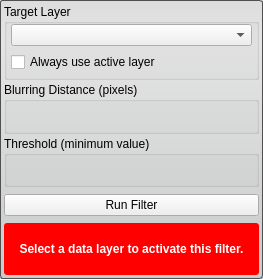
This is src/Interface/ToolInterface/CannyEdgeDetectionFilterInterface.ui in rblake/seg3d2 as Qt 5 draws it before an edit. The edited form follows.
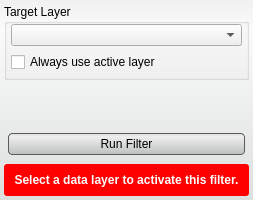
This is the edited form. Custom widgets are drawn as their Qt base class.

Diff of the .ui file:
```diff
--- a/src/Interface/ToolInterface/CannyEdgeDetectionFilterInterface.ui
+++ b/src/Interface/ToolInterface/CannyEdgeDetectionFilterInterface.ui
@@ -6,8 +6,8 @@
    <rect>
     <x>0</x>
     <y>0</y>
-    <width>263</width>
-    <height>279</height>
+    <width>253</width>
+    <height>200</height>
    </rect>
   </property>
   <property name="sizePolicy">
@@ -16,12 +16,6 @@
     <verstretch>0</verstretch>
    </sizepolicy>
   </property>
-  <property name="minimumSize">
-   <size>
-    <width>213</width>
-    <height>279</height>
-   </size>
-  </property>
   <property name="baseSize">
    <size>
     <width>650</width>
@@ -34,13 +28,34 @@
   <property name="styleSheet">
    <string notr="true">QWidget#CannyEdgeDetectionFilterInterface{
 	border-radius: 3px;
-	border: 1px solid rgb(80, 80, 80);
-	background-color: qlineargradient(spread:pad, x1:0.5, y1:0, x2:0.5, y2:0.960227, stop:0 rgba(221, 221, 221, 255), stop:0.155779 rgba(228, 228, 228, 255), stop:1 rgba(202, 204, 204, 255));      
+	background-color: qlineargradient(spread:pad, x1:0.5, y1:0, x2:0.5, y2:0.960227, stop:0 rgba(241, 241, 241, 255), stop:0.155779 rgba(250, 250, 250, 255), stop:1 rgba(222, 224, 224, 255));      
+}
+
+
+QPushButton{
+	background-color: qlineargradient(spread:pad, x1:0.5, y1:0, x2:0.5, y2:0.960227, stop:0 rgba(221, 221, 221, 255), stop:0.155779 rgba(238, 238, 238, 255), stop:1 rgba(192, 194, 194, 255));
+	border-radius: 4px;
+	border: 1px solid rgb(90, 90, 90);
+	margin:4px;
+}
+
+QPushButton:hover{
+	background-color: qlineargradient(spread:pad, x1:0.5, y1:0, x2:0.5, y2:1, stop:0 rgba(195, 195, 195, 255), stop:0.253769 rgba(206, 206, 206, 255), stop:1 rgba(185, 185, 185, 255));
+	border-radius: 4px;
+	border: 1px solid rgb(90, 90, 90);
+	margin:4px;
+}
+
+QPushButton:pressed{
+	background-color: qlineargradient(spread:pad, x1:0.5, y1:0, x2:0.5, y2:1, stop:0 rgba(150, 150, 150, 255), stop:0.753769 rgba(206, 206, 206, 255), stop:1 rgba(185, 185, 185, 255));
+	border-radius: 4px;
+	border: 1px solid rgb(90, 90, 90);
+	margin:4px;
 }</string>
   </property>
   <layout class="QVBoxLayout" name="verticalLayout">
    <property name="spacing">
-    <number>2</number>
+    <number>4</number>
    </property>
    <property name="margin">
     <number>4</number>
@@ -117,58 +132,10 @@
     </widget>
    </item>
    <item>
-    <widget class="QGroupBox" name="groupBox">
-     <property name="title">
-      <string>Blurring Distance (pixels)</string>
-     </property>
-     <layout class="QHBoxLayout" name="horizontalLayout_2">
-      <property name="spacing">
-       <number>0</number>
-      </property>
-      <property name="leftMargin">
-       <number>4</number>
-      </property>
-      <property name="topMargin">
-       <number>2</number>
-      </property>
-      <property name="rightMargin">
-       <number>4</number>
-      </property>
-      <property name="bottomMargin">
-       <number>4</number>
-      </property>
-      <item>
-       <widget class="QtUtils::QtSliderDoubleCombo" name="blurring_distance_" native="true"/>
-      </item>
-     </layout>
-    </widget>
+    <widget class="QtUtils::QtSliderDoubleCombo" name="blurring_distance_" native="true"/>
    </item>
    <item>
-    <widget class="QGroupBox" name="groupBox_2">
-     <property name="title">
-      <string>Threshold (minimum value)</string>
-     </property>
-     <layout class="QHBoxLayout" name="horizontalLayout_3">
-      <property name="spacing">
-       <number>0</number>
-      </property>
-      <property name="leftMargin">
-       <number>4</number>
-      </property>
-      <property name="topMargin">
-       <number>2</number>
-      </property>
-      <property name="rightMargin">
-       <number>4</number>
-      </property>
-      <property name="bottomMargin">
-       <number>4</number>
-      </property>
-      <item>
-       <widget class="QtUtils::QtSliderDoubleCombo" name="threshold_" native="true"/>
-      </item>
-     </layout>
-    </widget>
+    <widget class="QtUtils::QtSliderDoubleCombo" name="threshold_" native="true"/>
    </item>
    <item>
     <widget class="QWidget" name="replaceRunWidget" native="true">
@@ -193,6 +160,12 @@
       </property>
       <item>
        <widget class="QPushButton" name="runFilterButton">
+        <property name="minimumSize">
+         <size>
+          <width>0</width>
+          <height>30</height>
+         </size>
+        </property>
         <property name="text">
          <string>Run Filter</string>
         </property>
@@ -246,17 +219,17 @@
   </layout>
  </widget>
  <customwidgets>
-  <customwidget>
-   <class>QtUtils::QtDropableComboBox</class>
-   <extends>QComboBox</extends>
-   <header location="global">QtUtils/Widgets/QtDropableComboBox.h</header>
-  </customwidget>
   <customwidget>
    <class>QtUtils::QtSliderDoubleCombo</class>
    <extends>QWidget</extends>
    <header location="global">QtUtils/Widgets/QtSliderDoubleCombo.h</header>
    <container>1</container>
   </customwidget>
+  <customwidget>
+   <class>QtUtils::QtDropableComboBox</class>
+   <extends>QComboBox</extends>
+   <header location="global">QtUtils/Widgets/QtDropableComboBox.h</header>
+  </customwidget>
  </customwidgets>
  <resources/>
  <connections/>
```
